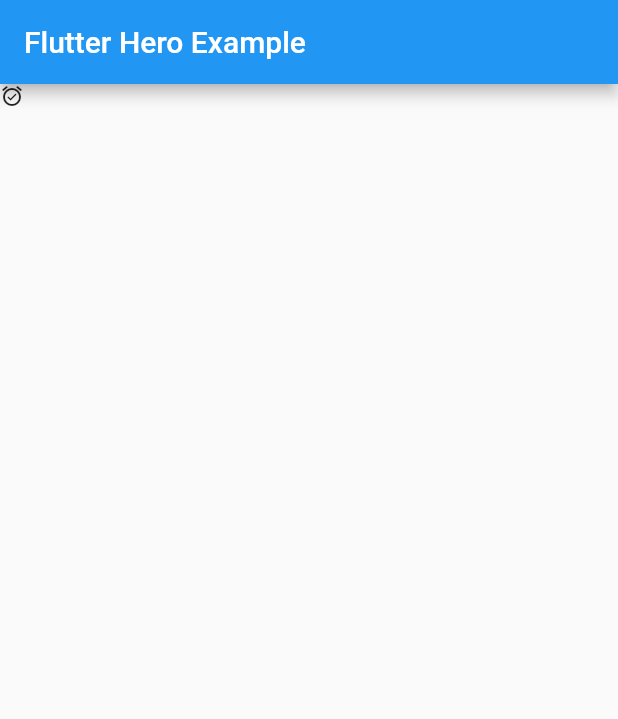
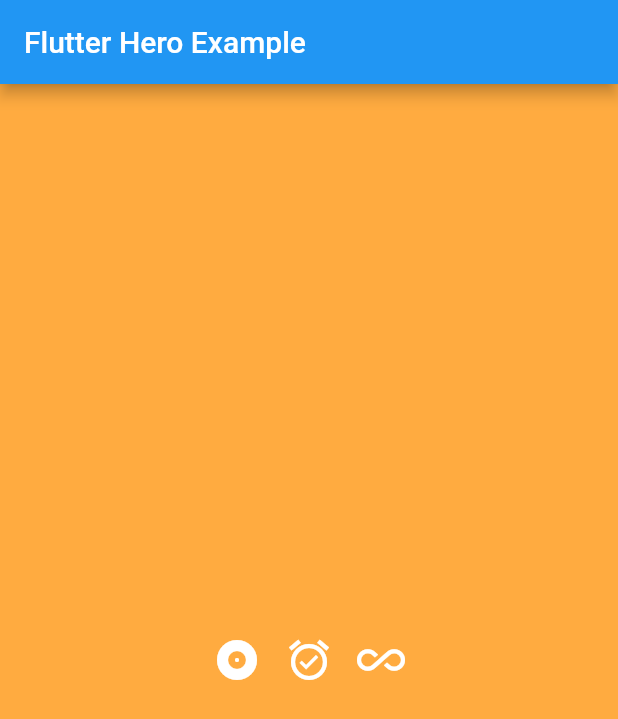
Before and after one commit to rodesfl/FlutterHeroExample, a Flutter app: the screen it shows after launch, on a phone screen of 412 x 824 dp. Shown: the top 719 px of the screen. Run offline on Flutter 3.47's test engine with Material 2 defaults, Android fonts, the phone set to English and light mode, and no system bars.

```diff
--- a/lib/home.dart
+++ b/lib/home.dart
@@ -2,6 +2,25 @@ import 'package:flutter/material.dart';
 import 'package:flutterheroexample/second.page.dart';
 
 class Home extends StatelessWidget {
+  List<Hero> _heroList;
+
+  Home() {
+    this._heroList = [
+      Hero(
+        child: Icon(Icons.album, size: 32, color: Colors.white),
+        tag: "0",
+      ),
+      Hero(
+        child: Icon(Icons.alarm_on, size: 32, color: Colors.white),
+        tag: "1",
+      ),
+      Hero(
+        child: Icon(Icons.all_inclusive, size: 32, color: Colors.white),
+        tag: "2",
+      )
+    ];
+  }
+
   @override
   Widget build(BuildContext context) {
     return Scaffold(
@@ -9,24 +28,31 @@ class Home extends StatelessWidget {
         title: Text("Flutter Hero Example"),
       ),
       body: SafeArea(
-        child: GestureDetector(
-          onTap: () {
-            this._navigate(context);
-          },
-          child: Hero(
-            child: Icon(
-              Icons.alarm_on,
-              size: 16,
+        child: Container(
+          color: Colors.orangeAccent,
+          child: Center(
+            child: ListView.builder(
+              scrollDirection: Axis.horizontal,
+              shrinkWrap: true,
+              itemCount: this._heroList.length,
+              itemBuilder: (context, index) {
+                return GestureDetector(
+                  onTap: () => this._navigate(context, this._heroList[index]),
+                  child: Container(
+                    child: this._heroList[index],
+                    margin: EdgeInsets.all(8),
+                  ),
+                );
+              },
             ),
-            tag: "Hero",
           ),
         ),
       ),
     );
   }
 
-  void _navigate(BuildContext context) {
+  void _navigate(BuildContext context, Hero hero) {
     Navigator.push(
-        context, MaterialPageRoute(builder: (context) => SecondPage()));
+        context, MaterialPageRoute(builder: (context) => SecondPage(hero)));
   }
 }
```
Also changed, not shown: lib/second.page.dart (+6 -41 lines), 1 other file.
